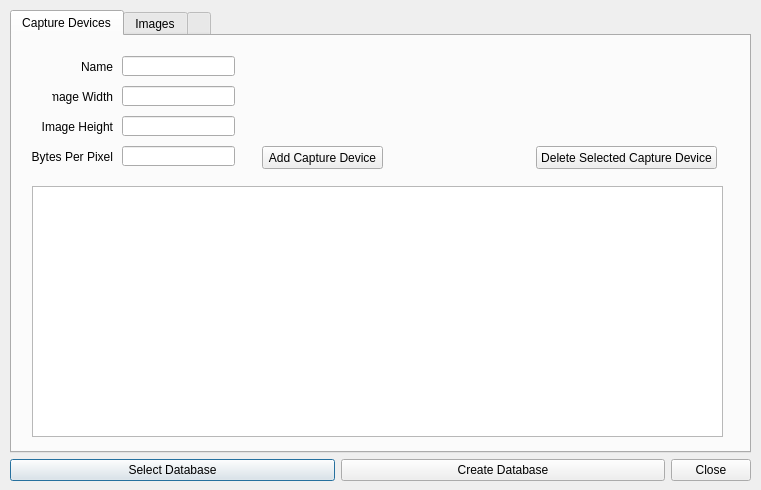
Before: the Qt Designer form manageTrainingDataForm.ui in asmith9455/imageClassifier, drawn with Qt 5.
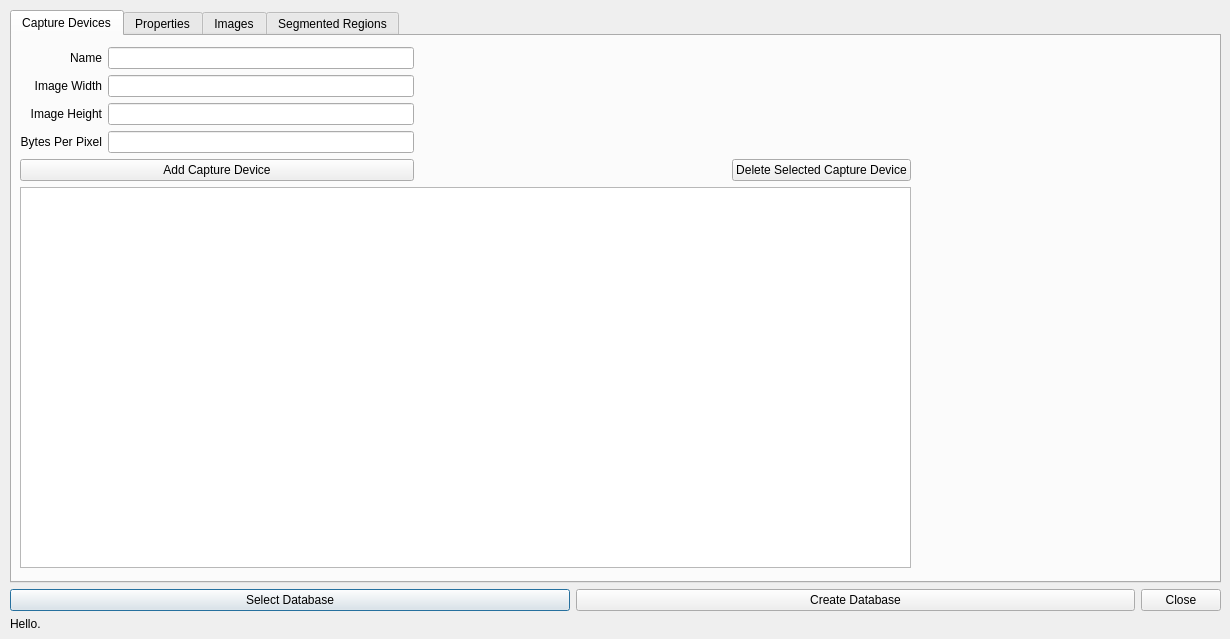
After: the same form once the commit is applied. The open tabs and pages were chosen to show the change.

```diff
--- a/manageTrainingDataForm.ui
+++ b/manageTrainingDataForm.ui
@@ -6,8 +6,8 @@
    <rect>
     <x>0</x>
     <y>0</y>
-    <width>761</width>
-    <height>490</height>
+    <width>1230</width>
+    <height>639</height>
    </rect>
   </property>
   <property name="windowTitle">
@@ -18,11 +18,11 @@
     <rect>
      <x>10</x>
      <y>10</y>
-     <width>741</width>
-     <height>471</height>
+     <width>1211</width>
+     <height>621</height>
     </rect>
    </property>
-   <layout class="QGridLayout" name="gridLayout1" rowstretch="0,0">
+   <layout class="QGridLayout" name="gridLayout1" rowstretch="0,0,0">
     <item row="1" column="0">
      <widget class="QPushButton" name="btn_selectDatabase">
       <property name="sizePolicy">
@@ -59,6 +59,13 @@
       </property>
      </widget>
     </item>
+    <item row="2" column="0" colspan="3">
+     <widget class="QLabel" name="label_status">
+      <property name="text">
+       <string>Hello.</string>
+      </property>
+     </widget>
+    </item>
     <item row="0" column="0" colspan="3">
      <widget class="QTabWidget" name="tabWidget">
       <property name="sizePolicy">
@@ -77,11 +84,130 @@
        <attribute name="title">
         <string>Capture Devices</string>
        </attribute>
-       <widget class="QLabel" name="label">
+       <widget class="QWidget" name="gridLayoutWidget_2">
         <property name="geometry">
          <rect>
-          <x>70</x>
-          <y>20</y>
+          <x>8</x>
+          <y>11</y>
+          <width>891</width>
+          <height>521</height>
+         </rect>
+        </property>
+        <layout class="QGridLayout" name="gridLayout">
+         <property name="sizeConstraint">
+          <enum>QLayout::SetMaximumSize</enum>
+         </property>
+         <item row="0" column="0">
+          <widget class="QLabel" name="label">
+           <property name="text">
+            <string>Name</string>
+           </property>
+           <property name="alignment">
+            <set>Qt::AlignRight|Qt::AlignTrailing|Qt::AlignVCenter</set>
+           </property>
+          </widget>
+         </item>
+         <item row="4" column="3">
+          <widget class="QPushButton" name="btn_deleteSelectedCaptureDevice">
+           <property name="sizePolicy">
+            <sizepolicy hsizetype="Minimum" vsizetype="Fixed">
+             <horstretch>0</horstretch>
+             <verstretch>0</verstretch>
+            </sizepolicy>
+           </property>
+           <property name="text">
+            <string>Delete Selected Capture Device</string>
+           </property>
+          </widget>
+         </item>
+         <item row="3" column="1">
+          <widget class="QLineEdit" name="lineEdit_bytesPerPixel">
+           <property name="text">
+            <string/>
+           </property>
+          </widget>
+         </item>
+         <item row="0" column="1">
+          <widget class="QLineEdit" name="lineEdit_name"/>
+         </item>
+         <item row="4" column="0" colspan="2">
+          <widget class="QPushButton" name="btn_addCaptureDevice">
+           <property name="text">
+            <string>Add Capture Device</string>
+           </property>
+          </widget>
+         </item>
+         <item row="5" column="0" colspan="4">
+          <widget class="QTableView" name="tableView_captureDevices"/>
+         </item>
+         <item row="3" column="0">
+          <widget class="QLabel" name="label_4">
+           <property name="text">
+            <string>Bytes Per Pixel</string>
+           </property>
+           <property name="alignment">
+            <set>Qt::AlignRight|Qt::AlignTrailing|Qt::AlignVCenter</set>
+           </property>
+          </widget>
+         </item>
+         <item row="2" column="0">
+          <widget class="QLabel" name="label_3">
+           <property name="text">
+            <string>Image Height</string>
+           </property>
+           <property name="alignment">
+            <set>Qt::AlignRight|Qt::AlignTrailing|Qt::AlignVCenter</set>
+           </property>
+          </widget>
+         </item>
+         <item row="1" column="0">
+          <widget class="QLabel" name="label_2">
+           <property name="text">
+            <string>Image Width</string>
+           </property>
+           <property name="alignment">
+            <set>Qt::AlignRight|Qt::AlignTrailing|Qt::AlignVCenter</set>
+           </property>
+          </widget>
+         </item>
+         <item row="1" column="1">
+          <widget class="QLineEdit" name="lineEdit_imageWidth"/>
+         </item>
+         <item row="2" column="1">
+          <widget class="QLineEdit" name="lineEdit_imageHeight">
+           <property name="text">
+            <string/>
+           </property>
+          </widget>
+         </item>
+         <item row="3" column="2">
+          <spacer name="horizontalSpacer">
+           <property name="orientation">
+            <enum>Qt::Horizontal</enum>
+           </property>
+           <property name="sizeType">
+            <enum>QSizePolicy::Expanding</enum>
+           </property>
+           <property name="sizeHint" stdset="0">
+            <size>
+             <width>80</width>
+             <height>20</height>
+            </size>
+           </property>
+          </spacer>
+         </item>
+        </layout>
+       </widget>
+      </widget>
+      <widget class="QWidget" name="tab">
+       <attribute name="title">
+        <string>Properties</string>
+       </attribute>
+       <widget class="QLabel" name="label_5">
+        <property name="geometry">
+         <rect>
+          <x>20</x>
+          <y>30</y>
           <width>31</width>
           <height>21</height>
          </rect>
@@ -93,134 +219,37 @@
          <set>Qt::AlignRight|Qt::AlignTrailing|Qt::AlignVCenter</set>
         </property>
        </widget>
-       <widget class="QLineEdit" name="lineEdit_name">
+       <widget class="QLineEdit" name="lineEdit_propertyName">
         <property name="geometry">
          <rect>
-          <x>110</x>
-          <y>20</y>
+          <x>60</x>
+          <y>30</y>
           <width>113</width>
           <height>20</height>
          </rect>
         </property>
        </widget>
-       <widget class="QLineEdit" name="lineEdit_imageWidth">
+       <widget class="QTableView" name="tableView_properties">
         <property name="geometry">
          <rect>
-          <x>110</x>
-          <y>50</y>
-          <width>113</width>
-          <height>20</height>
-         </rect>
-        </property>
-       </widget>
-       <widget class="QLabel" name="label_2">
-        <property name="geometry">
-         <rect>
-          <x>40</x>
-          <y>50</y>
-          <width>61</width>
-          <height>21</height>
-         </rect>
-        </property>
-        <property name="text">
-         <string>Image Width</string>
-        </property>
-        <property name="alignment">
-         <set>Qt::AlignRight|Qt::AlignTrailing|Qt::AlignVCenter</set>
-        </property>
-       </widget>
-       <widget class="QLineEdit" name="lineEdit_imageHeight">
-        <property name="geometry">
-         <rect>
-          <x>110</x>
-          <y>80</y>
-          <width>113</width>
-          <height>20</height>
-         </rect>
-        </property>
-        <property name="text">
-         <string/>
-        </property>
-       </widget>
-       <widget class="QLabel" name="label_3">
-        <property name="geometry">
-         <rect>
-          <x>30</x>
-          <y>80</y>
-          <width>71</width>
-          <height>21</height>
-         </rect>
-        </property>
-        <property name="text">
-         <string>Image Height</string>
-        </property>
-        <property name="alignment">
-         <set>Qt::AlignRight|Qt::AlignTrailing|Qt::AlignVCenter</set>
-        </property>
-       </widget>
-       <widget class="QLineEdit" name="lineEdit_bytesPerPixel">
-        <property name="geometry">
-         <rect>
-          <x>110</x>
-          <y>110</y>
-          <width>113</width>
-          <height>20</height>
-         </rect>
-        </property>
-        <property name="text">
-         <string/>
-        </property>
-       </widget>
-       <widget class="QLabel" name="label_4">
-        <property name="geometry">
-         <rect>
           <x>20</x>
-          <y>110</y>
-          <width>81</width>
-          <height>21</height>
-         </rect>
-        </property>
-        <property name="text">
-         <string>Bytes Per Pixel</string>
-        </property>
-        <property name="alignment">
-         <set>Qt::AlignRight|Qt::AlignTrailing|Qt::AlignVCenter</set>
-        </property>
-       </widget>
-       <widget class="QPushButton" name="btn_addCaptureDevice">
-        <property name="geometry">
-         <rect>
-          <x>250</x>
-          <y>110</y>
-          <width>121</width>
-          <height>23</height>
-         </rect>
-        </property>
-        <property name="text">
-         <string>Add Capture Device</string>
-        </property>
-       </widget>
-       <widget class="QTableView" name="tableView_captureDevices">
-        <property name="geometry">
-         <rect>
-          <x>20</x>
-          <y>150</y>
+          <y>130</y>
           <width>691</width>
-          <height>251</height>
+          <height>221</height>
          </rect>
         </property>
        </widget>
-       <widget class="QPushButton" name="btn_deleteSelectedCaptureDevice">
+       <widget class="QPushButton" name="btn_deleteProperty">
         <property name="geometry">
          <rect>
-          <x>524</x>
-          <y>110</y>
+          <x>530</x>
+          <y>100</y>
           <width>181</width>
           <height>23</height>
          </rect>
         </property>
         <property name="text">
-         <string>Delete Selected Capture Device</string>
+         <string>Delete Property</string>
         </property>
        </widget>
        <zorder>label</zorder>
@@ -271,7 +300,7 @@
       </widget>
       <widget class="QWidget" name="tabWidgetPage3" native="true">
        <attribute name="title">
-        <string/>
+        <string>Segmented Regions</string>
        </attribute>
       </widget>
      </widget>
```
Left out of the diff: 127 changed lines with no effect on the pictures.
